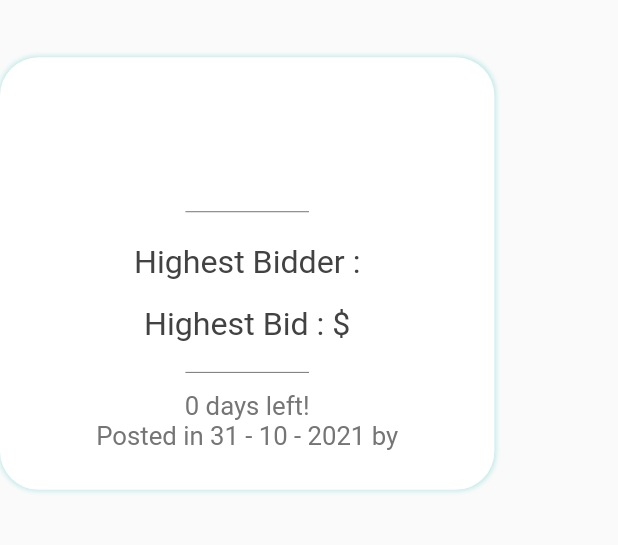
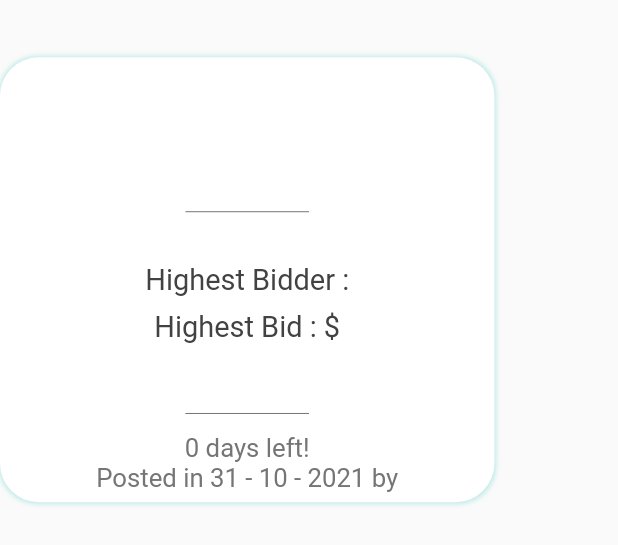
Before and after one commit to FerasHamam/LegacyAuction, a Flutter app: the ProductDetailsWidget widget shown alone on an empty page, opened directly with empty values, on a phone screen of 412 x 824 dp. Shown: the top 545 px of the screen. Run offline on Flutter 3.47's test engine with Material 2 defaults, Android fonts, the phone set to English and light mode, and no system bars; our stand-ins replace cloud_firestore, firebase_auth, firebase_core, firebase_database, flutter_screenutil, lottie; accounts and stored records are empty; network calls fail.

Commit message:
final +2

```diff
--- a/lib/MainAndMenuWidgets/AnimatedList.dart
+++ b/lib/MainAndMenuWidgets/AnimatedList.dart
@@ -32,7 +32,7 @@ class ProductsList extends StatelessWidget {
                   ),
                 ),
               ),
-              padding: EdgeInsets.only(top: 1000.sp),
+              padding: EdgeInsets.only(top: 600.sp, bottom: 300.sp),
               query: Provider.of<Products>(context, listen: false)
                   .getDatabaseRef(),
               itemBuilder: (context, dataSnapShot, animation, index) {
--- a/lib/MainAndMenuWidgets/ProductsScreen.dart
+++ b/lib/MainAndMenuWidgets/ProductsScreen.dart
@@ -21,7 +21,7 @@ class ProductsScreen extends StatelessWidget {
           ..scale(scale)
           ..translate(slideX, slideY),
         duration: Duration(milliseconds: 100),
-        alignment: Alignment.bottomCenter,
+        alignment: Alignment.center,
         decoration: BoxDecoration(
             borderRadius: BorderRadius.circular(50.w),
             color: Colors.white,
--- a/lib/ProductDetailsComponents/ProductDeatilsWidget.dart
+++ b/lib/ProductDetailsComponents/ProductDeatilsWidget.dart
@@ -18,7 +18,7 @@ class ProductDetailsWidget extends StatelessWidget {
     return Container(
       height: prod.desc.length > 50
           ? deviceSize.height * 0.4
-          : deviceSize.height * 0.35,
+          : deviceSize.height * 0.36,
       width: deviceSize.width * 0.8,
       margin: EdgeInsets.only(top: 50.h),
       decoration: BoxDecoration(
@@ -29,7 +29,8 @@ class ProductDetailsWidget extends StatelessWidget {
               blurRadius: 10.sp, spreadRadius: 3.sp, color: kPrimaryLightColor)
         ],
       ),
-      child: Column(mainAxisAlignment: MainAxisAlignment.start, children: [
+      child:
+          Column(mainAxisAlignment: MainAxisAlignment.spaceBetween, children: [
         ProductDescWidget(desc: prod.desc),
         ProductHighestBiderWidget(
           highestBidder: prod.highestbidder,
--- a/lib/ProductDetailsComponents/ProductDescWidget.dart
+++ b/lib/ProductDetailsComponents/ProductDescWidget.dart
@@ -10,7 +10,7 @@ class ProductDescWidget extends StatelessWidget {
   Widget build(BuildContext context) {
     Size deviceSize = MediaQuery.of(context).size;
     return Container(
-      height: desc.length > 50
+      height: desc.length > 40
           ? deviceSize.height * 0.18
           : deviceSize.height * 0.15,
       child: Column(
@@ -24,7 +24,7 @@ class ProductDescWidget extends StatelessWidget {
               child: Text(
                 desc,
                 textAlign: TextAlign.start,
-                style: TextStyle(fontSize: 115.sp, color: Colors.grey[800]),
+                style: TextStyle(fontSize: 90.sp, color: Colors.grey[800]),
               ),
             ),
           ),
--- a/lib/ProductDetailsComponents/ProductHighestBidderWidget.dart
+++ b/lib/ProductDetailsComponents/ProductHighestBidderWidget.dart
@@ -18,15 +18,15 @@ class ProductHighestBiderWidget extends StatelessWidget {
         Text(
           'Highest Bidder : $highestBidder',
           textAlign: TextAlign.center,
-          style: TextStyle(fontSize: 100.sp, color: Colors.grey[800]),
+          style: TextStyle(fontSize: 90.sp, color: Colors.grey[800]),
         ),
         SizedBox(
-          height: deviceSize.height * 0.02,
+          height: deviceSize.height * 0.01,
         ),
         Text(
           'Highest Bid : $highestBid\$',
           textAlign: TextAlign.center,
-          style: TextStyle(fontSize: 100.sp, color: Colors.grey[800]),
+          style: TextStyle(fontSize: 90.sp, color: Colors.grey[800]),
         ),
       ]),
     );
--- a/lib/UserInformationComponents/EmailandNameWidget.dart
+++ b/lib/UserInformationComponents/EmailandNameWidget.dart
@@ -35,7 +35,7 @@ Widget emailContainer(String text, Size deviceSize) {
         softWrap: true,
         overflow: TextOverflow.visible,
         style: TextStyle(
-          fontSize: 100.sp,
+          fontSize: text.contains('@') == true ? 85.sp : 90.sp,
           fontWeight: FontWeight.bold,
           color: kPrimaryColor,
         ),
--- a/lib/screens/MyInformationScreen.dart
+++ b/lib/screens/MyInformationScreen.dart
@@ -23,7 +23,7 @@ class _MyInformationScreenState extends State<MyInformationScreen>
         centerTitle: true,
         title: Text(
           'My Information',
-          style: TextStyle(fontSize: 160.sp),
+          style: TextStyle(fontSize: 140.sp),
         ),
         backgroundColor: kPrimaryColor,
         leading: IconButton(
@@ -32,7 +32,7 @@ class _MyInformationScreenState extends State<MyInformationScreen>
           },
           icon: Icon(
             Icons.arrow_back_rounded,
-            size: 200.sp,
+            size: 180.sp,
           ),
         ),
       ),
```
Also changed, not shown: lib/MainAndMenuWidgets/ProductWidget.dart (+10 -9 lines).
